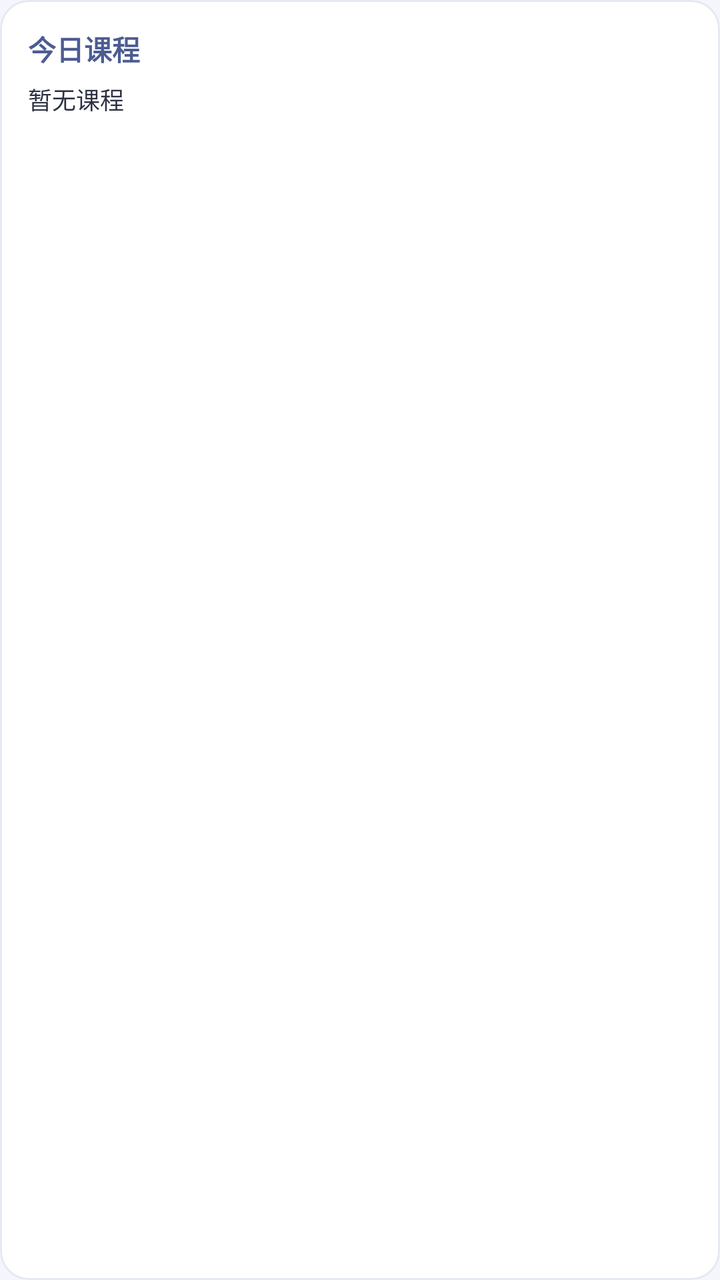
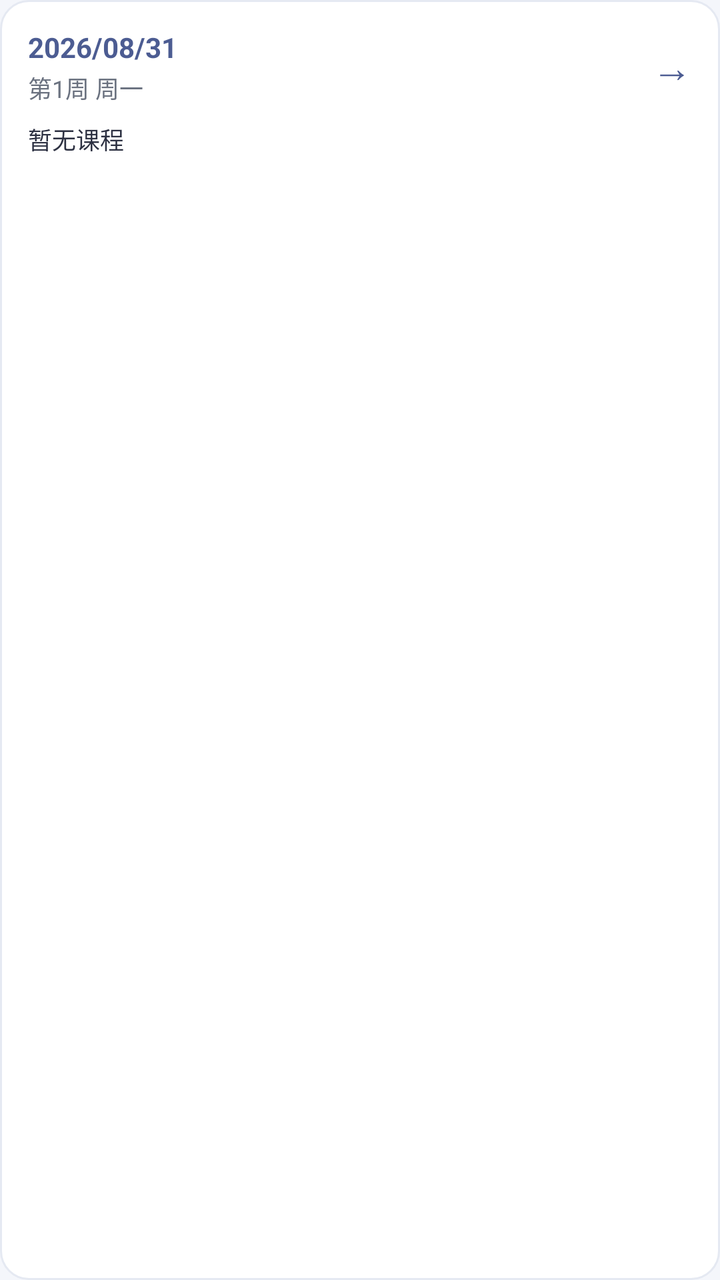

Compare the two renders of this Android layout. The source of the first and the diff that turns it into the second are given below.
<!-- AndroidManifest.xml: application theme Theme.QingKebiao -->
<!-- res/layout/widget_today.xml -->
<?xml version="1.0" encoding="utf-8"?>
<LinearLayout xmlns:android="http://schemas.android.com/apk/res/android"
    android:orientation="vertical"
    android:padding="14dp"
    android:background="@drawable/bg_card"
    android:id="@+id/widget_root"
    android:layout_width="match_parent"
    android:layout_height="match_parent">
    <TextView
        android:id="@+id/widget_title"
        android:text="今日课程"
        android:textColor="#4C5C92"
        android:textSize="14sp"
        android:textStyle="bold"
        android:paddingBottom="6dp"
        android:layout_width="match_parent"
        android:layout_height="wrap_content" />
    <TextView
        android:id="@+id/widget_courses"
        android:text="暂无课程"
        android:textColor="#2D3142"
        android:textSize="12sp"
        android:layout_width="match_parent"
        android:layout_height="0dp"
        android:layout_weight="1" />
</LinearLayout>
<!-- resources referenced by this layout -->
<resources>
  <!-- drawable bg_card (drawable) -->
  <shape xmlns:android="http://schemas.android.com/apk/res/android">
      <solid android:color="#FFFFFF" />
      <corners android:radius="14dp" />
      <stroke android:width="1dp" android:color="#E5E9F2" />
  </shape>
  <style name="Theme.QingKebiao" parent="@android:style/Theme.Material.Light.NoActionBar">
          <item name="android:colorPrimary">#4C5C92</item>
          <item name="android:colorAccent">#FF6D3D</item>
          <item name="android:windowBackground">#F4F6FB</item>
          <item name="android:navigationBarColor">#FFFFFF</item>
          <item name="android:statusBarColor">#3A4773</item>
          <item name="android:textColorPrimary">#2D3142</item>
      </style>
</resources>

<!-- the commit's change to res/layout/widget_today.xml (unified diff, before → after) -->
@@ -6,20 +6,50 @@
     android:id="@+id/widget_root"
     android:layout_width="match_parent"
     android:layout_height="match_parent">
-    <TextView
-        android:id="@+id/widget_title"
-        android:text="今日课程"
-        android:textColor="#4C5C92"
-        android:textSize="14sp"
-        android:textStyle="bold"
-        android:paddingBottom="6dp"
+
+    <LinearLayout
+        android:orientation="horizontal"
+        android:gravity="center_vertical"
         android:layout_width="match_parent"
-        android:layout_height="wrap_content" />
+        android:layout_height="wrap_content">
+        <LinearLayout
+            android:orientation="vertical"
+            android:layout_width="0dp"
+            android:layout_height="wrap_content"
+            android:layout_weight="1">
+            <TextView
+                android:id="@+id/widget_date"
+                android:text="2026/08/31"
+                android:textColor="#4C5C92"
+                android:textSize="14sp"
+                android:textStyle="bold"
+                android:layout_width="wrap_content"
+                android:layout_height="wrap_content" />
+            <TextView
+                android:id="@+id/widget_week_day"
+                android:text="第1周 周一"
+                android:textColor="#6B7280"
+                android:textSize="12sp"
+                android:paddingTop="2dp"
+                android:layout_width="wrap_content"
+                android:layout_height="wrap_content" />
+        </LinearLayout>
+        <TextView
+            android:id="@+id/widget_arrow"
+            android:text="→"
+            android:textColor="#4C5C92"
+            android:textSize="20sp"
+            android:paddingLeft="8dp"
+            android:layout_width="wrap_content"
+            android:layout_height="wrap_content" />
+    </LinearLayout>
+
     <TextView
         android:id="@+id/widget_courses"
         android:text="暂无课程"
         android:textColor="#2D3142"
         android:textSize="12sp"
+        android:paddingTop="8dp"
         android:layout_width="match_parent"
         android:layout_height="0dp"
         android:layout_weight="1" />
